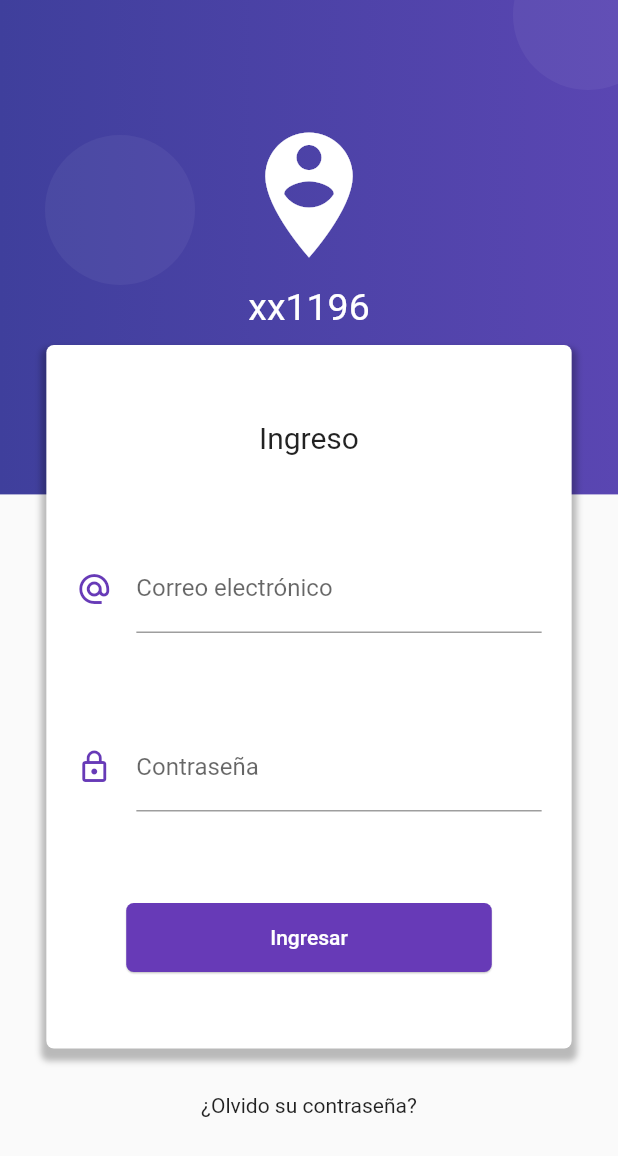
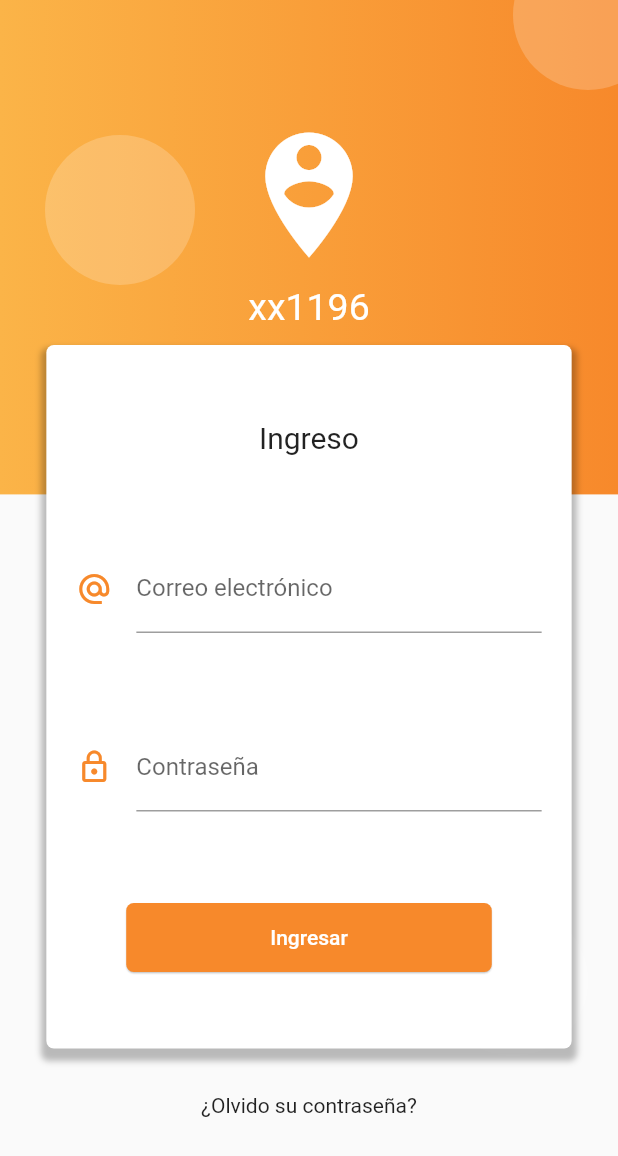
Before and after one commit to xx1196/firebaseLogin, a Flutter app: the screen it shows after launch, on a phone screen of 412 x 824 dp. Shown: the top 1156 px of the screen. Run offline on Flutter 3.47's test engine with Material 2 defaults, Android fonts, the phone set to English and light mode, and no system bars.

Commit message:
Cambiando colores de la pantalla de login

```diff
--- a/lib/src/pages/login_page.dart
+++ b/lib/src/pages/login_page.dart
@@ -15,10 +15,7 @@ class LoginPage extends StatelessWidget {
 Widget _makeBackGround(BuildContext context) {
   final size = MediaQuery.of(context).size;
 
-  final colorGradient = <Color>[
-    Color.fromRGBO(63, 63, 156, 1.0),
-    Color.fromRGBO(90, 70, 178, 1.0),
-  ];
+  final colorGradient = <Color>[Color(0xfffbb448), Color(0xfff7892b)];
 
   final purpleBckGround = Container(
     height: size.height * .4,
@@ -31,7 +28,7 @@ Widget _makeBackGround(BuildContext context) {
     height: 100.0,
     decoration: BoxDecoration(
         borderRadius: BorderRadius.circular(100.0),
-        color: Color.fromRGBO(255, 255, 255, 0.05)),
+        color: Color.fromRGBO(255, 255, 255, .2)),
   );
 
   return Stack(
@@ -146,7 +143,7 @@ Widget _makeEmail() {
       decoration: InputDecoration(
           icon: Icon(
             Icons.alternate_email,
-            color: Colors.deepPurple,
+            color: Color(0xfff7892b),
           ),
           hintText: 'ejemplo@correo.com',
           labelText: 'Correo electrónico'),
@@ -162,7 +159,7 @@ Widget _makePassword() {
       decoration: InputDecoration(
           icon: Icon(
             Icons.lock_outline,
-            color: Colors.deepPurple,
+            color: Color(0xfff7892b),
           ),
           labelText: 'Contraseña'),
     ),
@@ -177,7 +174,7 @@ Widget _makeButtonSubmit() {
     ),
     shape: RoundedRectangleBorder(borderRadius: BorderRadius.circular(5.0)),
     elevation: 0.5,
-    color: Colors.deepPurple,
+    color: Color(0xfff7892b),
     textColor: Colors.white,
     onPressed: () {},
   );
```
